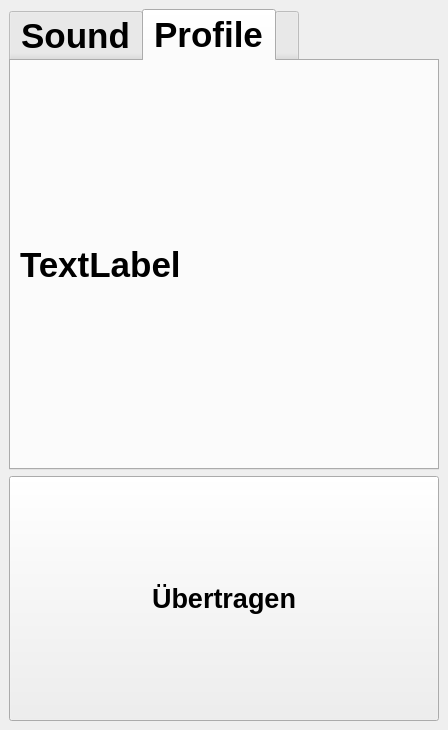
Above: klingelballui.ui from Sammasas/Klingelball-App before the change. Below: the same form after it.
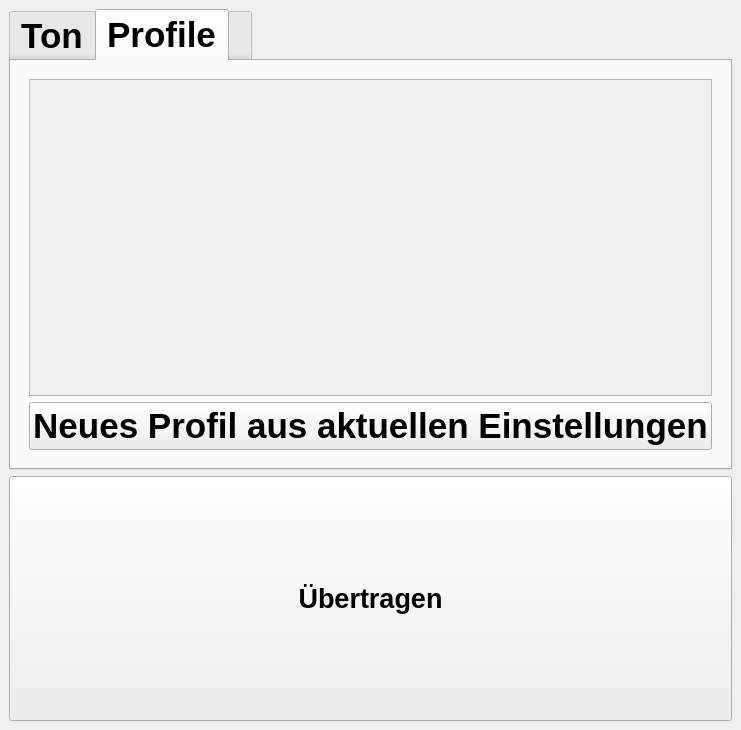
That is the form after the change. The open tabs and pages were chosen to show the change. Icons and pictures are not drawn.

The edit to the form file:
```diff
--- a/klingelballui.ui
+++ b/klingelballui.ui
@@ -38,7 +38,7 @@
       </property>
       <widget class="QWidget" name="Sound_Tab">
        <attribute name="title">
-        <string>Sound</string>
+        <string>Ton</string>
        </attribute>
        <layout class="QVBoxLayout" name="verticalLayout_3" stretch="0,0">
         <property name="sizeConstraint">
@@ -416,10 +416,53 @@
        </attribute>
        <layout class="QVBoxLayout" name="verticalLayout_4">
         <item>
-         <widget class="QLabel" name="label_2">
-          <property name="text">
-           <string>TextLabel</string>
+         <widget class="QStackedWidget" name="stackedWidget">
+          <property name="currentIndex">
+           <number>0</number>
           </property>
+          <widget class="QWidget" name="Profil_page">
+           <layout class="QGridLayout" name="gridLayout" rowminimumheight="0,0">
+            <item row="0" column="0">
+             <widget class="QScrollArea" name="scrollArea">
+              <property name="verticalScrollBarPolicy">
+               <enum>Qt::ScrollBarAlwaysOff</enum>
+              </property>
+              <property name="horizontalScrollBarPolicy">
+               <enum>Qt::ScrollBarAlwaysOff</enum>
+              </property>
+              <property name="widgetResizable">
+               <bool>true</bool>
+              </property>
+              <widget class="QWidget" name="scrollAreaWidgetContents">
+               <property name="geometry">
+                <rect>
+                 <x>0</x>
+                 <y>0</y>
+                 <width>406</width>
+                 <height>203</height>
+                </rect>
+               </property>
+               <layout class="QGridLayout" name="gridLayout_2"/>
+              </widget>
+             </widget>
+            </item>
+            <item row="1" column="0">
+             <widget class="QPushButton" name="pushButton">
+              <property name="minimumSize">
+               <size>
+                <width>0</width>
+                <height>35</height>
+               </size>
+              </property>
+              <property name="text">
+               <string>Neues Profil aus aktuellen Einstellungen</string>
+              </property>
+             </widget>
+            </item>
+           </layout>
+          </widget>
+          <widget class="QWidget" name="new_profile_page"/>
+          <widget class="QWidget" name="edit_profile_page"/>
          </widget>
         </item>
        </layout>
```
Left out of the diff: 81 changed lines with no effect on the pictures.
